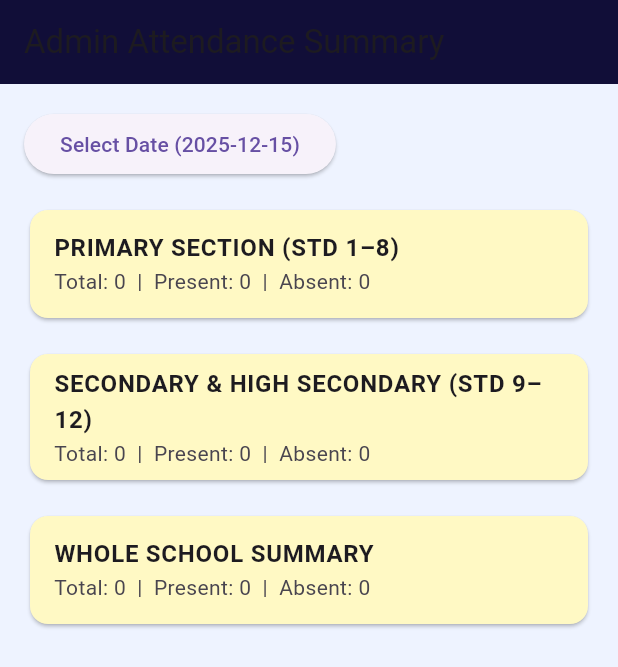
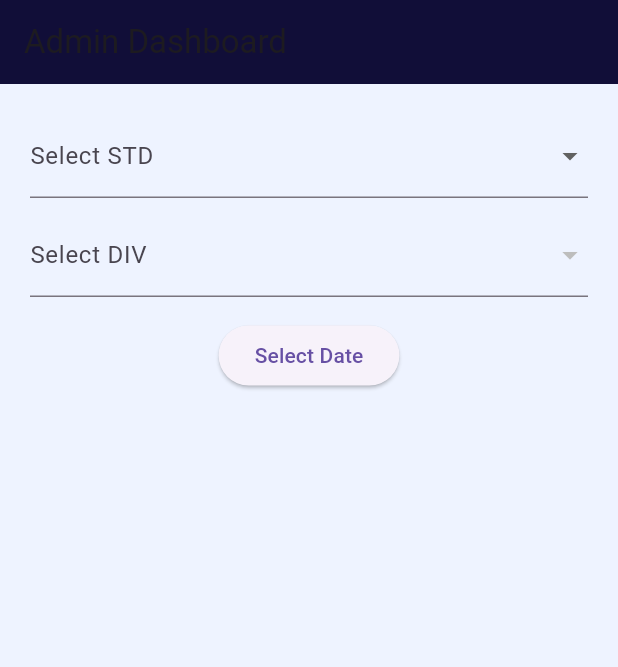
Before and after one commit to vidyakunj/vidyakunj-full-ready, a Flutter app: the AdminDashboard screen opened directly, on a phone screen of 412 x 824 dp. Shown: the top 667 px of the screen. Run offline on Flutter 3.47's test engine with Material 3 defaults, Android fonts, the phone set to English and light mode, and no system bars; our stand-ins replace csv, file_picker, shared_preferences; accounts and stored records are empty.

Commit message:
Update admin_dashboard.dart

```diff
--- a/lib/screens/admin_dashboard.dart
+++ b/lib/screens/admin_dashboard.dart
@@ -11,118 +11,71 @@ class AdminDashboard extends StatefulWidget {
 }
 
 class _AdminDashboardState extends State<AdminDashboard> {
+  String? selectedStd;
+  String? selectedDiv;
   DateTime selectedDate = DateTime.now();
 
-  List<dynamic> classWiseSummary = [];
+  List<String> divisions = [];
 
-  int primaryTotal = 0;
-  int primaryPresent = 0;
-  int primaryAbsent = 0;
+  int total = 0;
+  int present = 0;
+  int absent = 0;
 
-  int secondaryTotal = 0;
-  int secondaryPresent = 0;
-  int secondaryAbsent = 0;
+  final List<String> stdOptions = List.generate(12, (i) => "${i + 1}");
 
-  int schoolTotal = 0;
-  int schoolPresent = 0;
-  int schoolAbsent = 0;
+  /* ================================
+     LOAD DIVISIONS
+     ================================ */
+  Future<void> loadDivisions() async {
+    if (selectedStd == null) return;
 
-  @override
-  void initState() {
-    super.initState();
-    loadSummary();
+    final res = await http.get(
+      Uri.parse("$SERVER_URL/divisions?std=$selectedStd"),
+    );
+
+    if (res.statusCode == 200) {
+      final data = jsonDecode(res.body);
+      setState(() {
+        divisions = List<String>.from(data["divisions"] ?? []);
+      });
+    }
   }
 
-  String get dateStr =>
+  /* ================================
+     LOAD SUMMARY (ADMIN)
+     ================================ */
+  Future<void> loadSummary() async {
+    if (selectedStd == null || selectedDiv == null) return;
+
+    final dateStr =
         "${selectedDate.year}-${selectedDate.month.toString().padLeft(2, '0')}-${selectedDate.day.toString().padLeft(2, '0')}";
 
-  Future<void> loadSummary() async {
-    final uri = Uri.parse("$SERVER_URL/attendance-summary-all?date=$dateStr");
+    final uri = Uri.parse(
+      "$SERVER_URL/attendance/summary?date=$dateStr&std=$selectedStd&div=$selectedDiv",
+    );
+
     final res = await http.get(uri);
 
-    if (res.statusCode != 200) {
+    if (res.statusCode == 200) {
+      final data = jsonDecode(res.body);
+
+      if (data["success"] == true) {
+        setState(() {
+          total = data["summary"]["total"];
+          present = data["summary"]["present"];
+          absent = data["summary"]["absent"];
+        });
+      }
+    } else {
       ScaffoldMessenger.of(context).showSnackBar(
         const SnackBar(content: Text("Failed to load summary")),
       );
-      return;
-    }
-
-    final data = jsonDecode(res.body);
-    final List<dynamic> rows = data["data"] ?? [];
-
-    int pT = 0, pP = 0, pA = 0;
-    int sT = 0, sP = 0, sA = 0;
-
-    for (var r in rows) {
-      int std = int.tryParse(r["std"].toString()) ?? 0;
-      int total = r["total"];
-      int present = r["present"];
-      int absent = r["absent"];
-
-      if (std >= 1 && std <= 8) {
-        pT += total;
-        pP += present;
-        pA += absent;
-      } else if (std >= 9 && std <= 12) {
-        sT += total;
-        sP += present;
-        sA += absent;
     }
   }
 
-    setState(() {
-      classWiseSummary = rows;
-      primaryTotal = pT;
-      primaryPresent = pP;
-      primaryAbsent = pA;
-      secondaryTotal = sT;
-      secondaryPresent = sP;
-      secondaryAbsent = sA;
-      schoolTotal = pT + sT;
-      schoolPresent = pP + sP;
-      schoolAbsent = pA + sA;
-    });
-  }
-
-  Widget summaryCard(String title, int total, int present, int absent) {
-    return Card(
-      color: Colors.yellow[100],
-      child: ListTile(
-        title: Text(title, style: const TextStyle(fontWeight: FontWeight.bold)),
-        subtitle: Text(
-          "Total: $total  |  Present: $present  |  Absent: $absent",
-        ),
-      ),
-    );
-  }
-
-  Widget classList(bool primary) {
-    final filtered = classWiseSummary.where((r) {
-      int std = int.tryParse(r["std"].toString()) ?? 0;
-      return primary ? std <= 8 : std >= 9;
-    }).toList();
-
-    filtered.sort((a, b) {
-      int s1 = int.parse(a["std"]);
-      int s2 = int.parse(b["std"]);
-      if (s1 != s2) return s1.compareTo(s2);
-      return a["div"].compareTo(b["div"]);
-    });
-
-    return Column(
-      children: filtered.map((e) {
-        return Card(
-          child: ListTile(
-            title: Text("STD ${e['std']} | DIV ${e['div']}"),
-            subtitle: Text(
-              "Total: ${e['total']}  |  Present: ${e['present']}  |  Absent: ${e['absent']}",
-            ),
-          ),
-        );
-      }).toList(),
-    );
-  }
-
+  /* ================================
+     UI
+     ================================ */
   @override
   Widget build(BuildContext context) {
     const navy = Color(0xFF110E38);
@@ -131,60 +84,76 @@ class _AdminDashboardState extends State<AdminDashboard> {
       backgroundColor: const Color(0xffeef3ff),
       appBar: AppBar(
         backgroundColor: navy,
-        title: const Text("Admin Attendance Summary"),
+        title: const Text("Admin Dashboard"),
       ),
       body: Padding(
-        padding: const EdgeInsets.all(16),
-        child: SingleChildScrollView(
+        padding: const EdgeInsets.all(20),
         child: Column(
-            crossAxisAlignment: CrossAxisAlignment.start,
           children: [
+            // STD
+            DropdownButtonFormField<String>(
+              decoration: const InputDecoration(labelText: "Select STD"),
+              value: selectedStd,
+              items: stdOptions
+                  .map((e) => DropdownMenuItem(value: e, child: Text(e)))
+                  .toList(),
+              onChanged: (v) {
+                setState(() {
+                  selectedStd = v;
+                  selectedDiv = null;
+                  divisions.clear();
+                });
+                loadDivisions();
+              },
+            ),
+
+            const SizedBox(height: 10),
+
+            // DIV
+            DropdownButtonFormField<String>(
+              decoration: const InputDecoration(labelText: "Select DIV"),
+              value: selectedDiv,
+              items: divisions
+                  .map((e) => DropdownMenuItem(value: e, child: Text(e)))
+                  .toList(),
+              onChanged: (v) {
+                setState(() => selectedDiv = v);
+              },
+            ),
+
+            const SizedBox(height: 15),
+
+            // DATE
             ElevatedButton(
               onPressed: () async {
-                  DateTime? picked = await showDatePicker(
+                final picked = await showDatePicker(
                   context: context,
                   initialDate: selectedDate,
                   firstDate: DateTime(2023),
                   lastDate: DateTime.now(),
                 );
+
                 if (picked != null) {
                   setState(() => selectedDate = picked);
                   loadSummary();
                 }
               },
-                child: Text("Select Date ($dateStr)"),
+              child: const Text("Select Date"),
             ),
 
-              const SizedBox(height: 16),
+            const SizedBox(height: 20),
 
-              summaryCard(
-                "PRIMARY SECTION (STD 1–8)",
-                primaryTotal,
-                primaryPresent,
-                primaryAbsent,
+            // SUMMARY CARD
+            if (selectedStd != null && selectedDiv != null)
+              Card(
+                child: ListTile(
+                  title: Text("STD $selectedStd | DIV $selectedDiv"),
+                  subtitle: Text(
+                    "Total: $total  |  Present: $present  |  Absent: $absent",
                   ),
-              classList(true),
-
-              const SizedBox(height: 16),
-
-              summaryCard(
-                "SECONDARY & HIGH SECONDARY (STD 9–12)",
-                secondaryTotal,
-                secondaryPresent,
-                secondaryAbsent,
                 ),
-              classList(false),
-
-              const SizedBox(height: 16),
-
-              summaryCard(
-                "WHOLE SCHOOL SUMMARY",
-                schoolTotal,
-                schoolPresent,
-                schoolAbsent,
               ),
           ],
-          ),
         ),
       ),
     );
```
Lines whose indentation alone changed are shown as unchanged.
